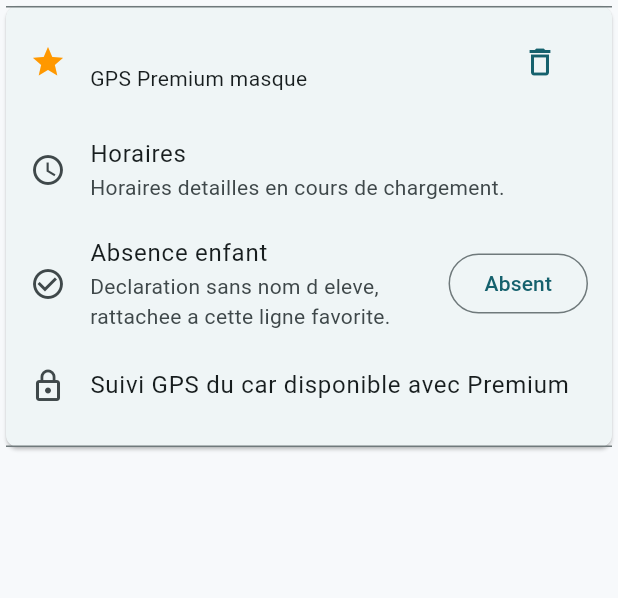
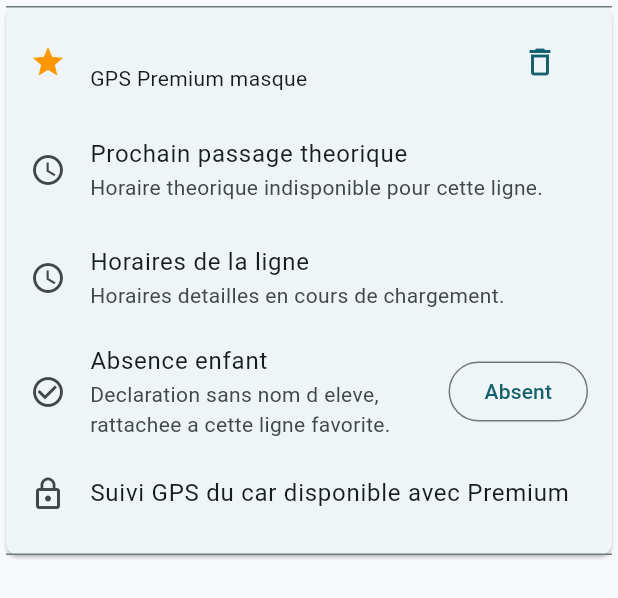
Before and after one commit to patryckduche-prog/transport-scolaire, a Flutter app: the _FavoriteRouteCard widget shown alone on an empty page, opened directly with empty values, after a tap on "GPS Premium masque", on a phone screen of 412 x 824 dp. Shown: the top 598 px of the screen. Run offline on Flutter 3.47's test engine with Material 3 defaults, Android fonts, the phone set to English and light mode, and no system bars; our stand-ins replace connectivity_plus, dio, firebase_core, firebase_messaging, fl_chart, flutter_local_notifications and 6 more; accounts and stored records are empty; network calls fail.

Commit message:
Refine official alerts and parent passage info

```diff
--- a/mobile/lib/screens/login_screen.dart
+++ b/mobile/lib/screens/login_screen.dart
@@ -24,7 +24,7 @@ class LoginScreen extends StatefulWidget {
 
 class _LoginScreenState extends State<LoginScreen> {
   static const currentAppVersion =
-      String.fromEnvironment('APP_VERSION', defaultValue: '1.0.35');
+      String.fromEnvironment('APP_VERSION', defaultValue: '1.0.36');
 
   final driverCode = TextEditingController(text: 'AUMALE-2026');
   final adminEmail = TextEditingController(text: 'entreprise@demo.local');
--- a/mobile/lib/screens/passenger/passenger_dashboard_screen.dart
+++ b/mobile/lib/screens/passenger/passenger_dashboard_screen.dart
@@ -559,6 +559,13 @@ class _FavoriteRouteCard extends StatelessWidget {
         .take(4)
         .map((stop) => '${stop.arrivalTime} ${stop.name}')
         .join('\n');
+    String? nextPassage;
+    for (final stop in stops) {
+      if (stop.arrivalTime.isNotEmpty) {
+        nextPassage = '${stop.arrivalTime} - ${stop.name}';
+        break;
+      }
+    }
     return Card(
       child: ExpansionTile(
         leading: const Icon(Icons.star, color: Colors.orange),
@@ -578,8 +585,15 @@ class _FavoriteRouteCard extends StatelessWidget {
         children: [
           ListTile(
             contentPadding: EdgeInsets.zero,
+            leading: const Icon(Icons.access_time),
+            title: const Text('Prochain passage theorique'),
+            subtitle: Text(nextPassage ??
+                'Horaire theorique indisponible pour cette ligne.'),
+          ),
+          ListTile(
+            contentPadding: EdgeInsets.zero,
             leading: const Icon(Icons.schedule_outlined),
-            title: const Text('Horaires'),
+            title: const Text('Horaires de la ligne'),
             subtitle: Text(nextTimes.isEmpty
                 ? 'Horaires detailles en cours de chargement.'
                 : nextTimes),
```
Also changed, not shown: mobile/lib/services/notification_service.dart (+8 -8 lines), 5 other files.
